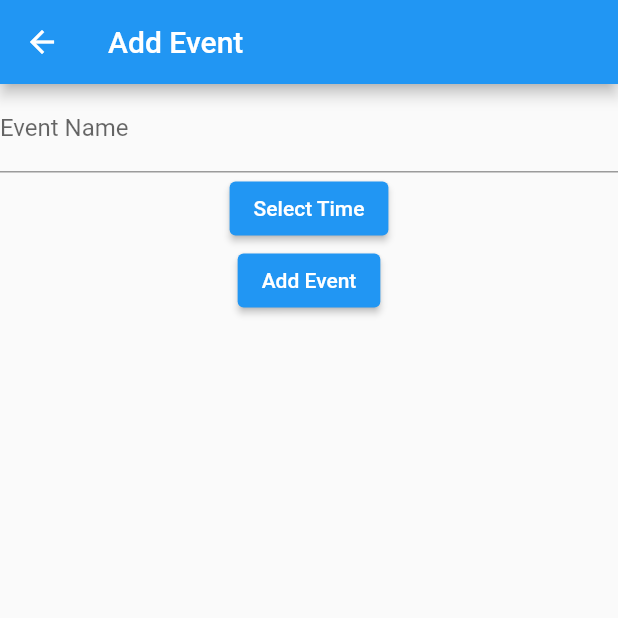
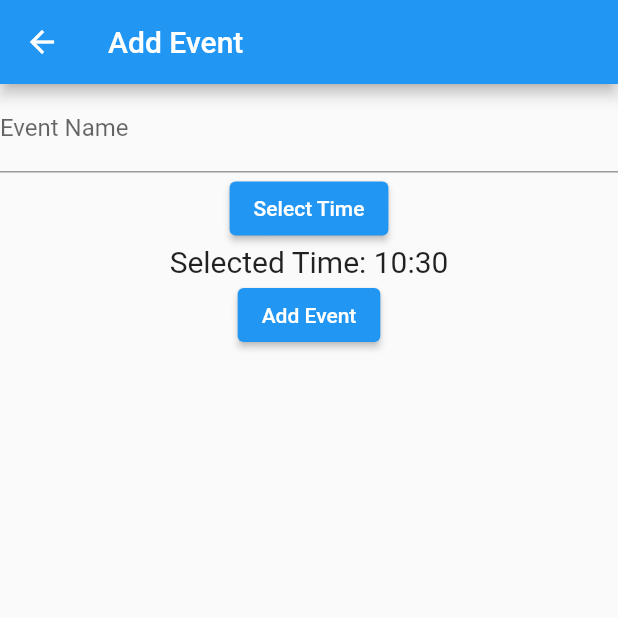
Before and after one commit to Ezhilarasan18/Flutter-upskill, a Flutter app: the CustomCal screen opened directly, after a tap on an icon or button, on a phone screen of 412 x 824 dp, the top half of it. Run offline on Flutter 3.47's test engine with Material 2 defaults, Android fonts, the phone set to English and light mode, and no system bars; our stand-ins replace bloc, flutter_bloc, syncfusion_flutter_calendar, table_calendar.

Commit message:
Bloc added

```diff
--- a/lib/interimeventnew/customaddevent.dart
+++ b/lib/interimeventnew/customaddevent.dart
@@ -13,7 +13,8 @@ class Customaddevent extends StatefulWidget {
 
 class _EventScreenState extends State<Customaddevent> {
   final _nameController = TextEditingController();
-  DateTime _selectedTime = DateTime.now();
+  // DateTime _selectedTime = DateTime.now();
+  TimeOfDay _selectedTime = TimeOfDay.now();
 
   @override
   void initState() {
@@ -23,6 +24,7 @@ class _EventScreenState extends State<Customaddevent> {
 
   @override
   Widget build(BuildContext context) {
+    // const _selectedTime=DateTime(0001-10-01 00:00:00.000);
     return Scaffold(
       appBar: AppBar(title: const Text('Add Event')),
       body: Column(
@@ -37,12 +39,19 @@ class _EventScreenState extends State<Customaddevent> {
             },
             child: const Text('Select Time'),
           ),
+           Text(
+              'Selected Time: ${_selectedTime.hour}:${_selectedTime.minute.toString().padLeft(2, '0')}',
+              style: const TextStyle(fontSize: 20),
+            ),
           ElevatedButton(
             onPressed: () {
               // final event = Event(_nameController.text, _selectedTime);
               // context.read<EventBloc>().addEvent(widget.selectedDate, event);
-               final event = Event(_nameController.text, _selectedTime,widget.selectedDate);
-              context.read<CustomEventBloc>().addEvent(event);
+              //  final event = Event(_nameController.text,_selectedTime.toString(),widget.selectedDate);
+              // context.read<CustomEventBloc>().addEvent(event);
+
+                final event = Event(_nameController.text,_selectedTime.toString(),widget.selectedDate);
+              context.read<CustomEventBloc>().add(ItemAddingEvent(event,widget.selectedDate));
               Navigator.pop(context);
             },
             child: const Text('Add Event'),
@@ -53,21 +62,32 @@ class _EventScreenState extends State<Customaddevent> {
   }
 
   Future<void> _selectTime(BuildContext context) async {
-    final pickedTime = await showTimePicker(
+    final  pickedTime = await showTimePicker(
       context: context,
-      initialTime: TimeOfDay.fromDateTime(_selectedTime),
+      initialTime: _selectedTime,
     );
-    if (pickedTime != null) {
+    print('pickedTime$pickedTime');
+     if (pickedTime != null) {
+    print('inside if');
+
       setState(() {
-        _selectedTime = DateTime(
-          // widget.selectedDate.year,
-          // widget.selectedDate.month,
-          // widget.selectedDate.day,
-          pickedTime.hour,
-          // pickedTime.minute,
-        );
-          print('_selectedTime$_selectedTime');
+        _selectedTime = pickedTime;
       });
-    }
+    // if (pickedTime != null) {
+    //   setState(() {
+    //     _selectedTime = DateTime(
+    //       // widget.selectedDate.year,
+    //       // widget.selectedDate.month,
+    //       // widget.selectedDate.day,
+    //       pickedTime.hour,
+    //       pickedTime.minute,
+    //     );
+    //      if (pickedTime != null && pickedTime != _selectedTime) {
+    //   setState(() {
+    //     _selectedTime = pickedTime;
+    //   });
+    //       print('_selectedTime$_selectedTime');
+    //   });
+    // }
   }
-}
+}}
--- a/lib/interimeventnew/customcal.dart
+++ b/lib/interimeventnew/customcal.dart
@@ -7,34 +7,53 @@ class CustomCal extends StatelessWidget {
   CustomCal({super.key});
   // List<int> days = List.generate(30, (index) => index + 1);
 
-  List<List<String>> days = List.generate(30, (index) {
-    return [];
-  });
+  // List<List<String>> days = List.generate(30, (index) {
+  //   return [];
+  // });
 
 // days=List.generate
 
+  String truncateText(String text) {
+    int maxLength = 5;
+    if (text.length <= maxLength) {
+      return text;
+    } else {
+      return text.substring(0, maxLength) + '...';
+    }
+  }
+
+  final List<String> items = ['Sun', 'Mon', 'Tue', 'Wed', 'Thu', 'Fri', 'Sat'];
   @override
   Widget build(BuildContext context) {
+    final CustomEventBloc eventBloc = BlocProvider.of<CustomEventBloc>(context);
     return Scaffold(
       appBar: AppBar(title: const Text('Calendar Example')),
-        body: Center(child: BlocBuilder<CustomEventBloc, List<Event>>(
+      body: Center(
+        child: BlocConsumer<CustomEventBloc, CustomState>(
+          bloc: eventBloc,
+          listener: (context, state) => {
+            if (state is ItemLoadingState)
+              {print('listener ItemLoadingState$state')}
+            else if (state is ItemLoadedState)
+              {}
+          },
+          listenWhen: (previous, current) {
+            return true;
+          },
+          buildWhen: (previous, current) {
+            return true;
+          },
           builder: (context, state) {
-              // print('state${state.first.name}');
-              // print('time${state.first.time}');
-              // print('time${state.first.eventdate}');
-
-
-         return GridView.builder(
+            return Center(
+              child: GridView.builder(
                 gridDelegate: const SliverGridDelegateWithFixedCrossAxisCount(
-              crossAxisCount: 5, // Number of days per row
+                  crossAxisCount: 7,
                 ),
-            itemCount: days.length,
+                itemCount: eventBloc.listData.length,
                 itemBuilder: (context, index) {
-              // return DayCard(day: days[index]);
                   return Material(
                     child: InkWell(
                         onTap: () {
-                      // Handle onTap event here
                           Navigator.push(
                               context,
                               MaterialPageRoute(
@@ -44,34 +63,50 @@ class CustomCal extends StatelessWidget {
                         child: Card(
                           child: Column(
                             children: [
+                              Column(
+                                children: [
                                   Center(
-                            child: Text((index + 1).toString(),),
+                                    child: Column(
+                                      children: [
+                                        Text(
+                                          (eventBloc.listData[index].eventdate
+                                              .toString()),
                                         ),
-                          // ..._getEventlist(state,index)
-
+                                         Text(truncateText
+                                          (eventBloc.listData[index].name),
+                                        ),
+                                        //    Text(
+                                        //   (eventBloc.listData[index].time),
+                                        // ),
+                                      ],
+                                    ),
+                                  )
+                                ],
+                              ),
                             ],
                           ),
                         )),
                   );
                 },
+              ),
             );
-        })));
+          },
+        ),
+      ),
+    );
   }
 
-  List<Widget> _getEventlist(List<Event> list,int index){
-    if(list[index].name.isNotEmpty){
-      List<Widget> eventList=[];
-
-eventList.add(  Text(list[index].name) );
-eventList.add(  Text(list[index].time.toString()) );
+  List<Widget> _getEventlist(List<Event> list, int index) {
+    print('List<Event>$list');
+    if (list[index].name.isNotEmpty) {
+      List<Widget> eventList = [];
+      eventList.add(Text(list[index].name));
+      eventList.add(Text(list[index].time.toString()));
       return eventList;
-
     }
     return [];
   }
 }
-
-
 
 // class DayCard extends StatelessWidget {
 //   final int day;
--- a/lib/interimeventnew/customeventbloc.dart
+++ b/lib/interimeventnew/customeventbloc.dart
@@ -1,21 +1,73 @@
 import 'package:flutter_bloc/flutter_bloc.dart';
 
-class CustomEventBloc extends Cubit<List<Event>> {
-  CustomEventBloc() : super([]);
+// class CustomEventBloc extends Cubit<ItemState> {
+//   CustomEventBloc() : super(ItemLoadingState());
 
+//   List<Event> updatedEvents = [];
+//   void addEvent(Event event) {
+//     updatedEvents.add(event);
+//     print('updatedEvents${updatedEvents.last.time}');
+//     emit(ItemLoadedState(updatedEvents));
+//   }
+// }
 
-    List<Event> updatedEvents=[];
-  void addEvent(Event event) {
-    updatedEvents.add(event);
-    print('updatedEvents$updatedEvents');
-    emit(updatedEvents);
+class CustomEventBloc extends Bloc<CustomEvent, CustomState> {
+  // List<Event> myList = generateList();
+
+  CustomEventBloc() : super(ItemLoadingState()) {
+    on<ItemAddingEvent>((event, emit) {
+      print('mapEventToState${event.event.name}');
+      print('mapEventToState eventdate${event.event.eventdate}');
+      print('mapEventToState time${event.event.time}');
+
+      emit(ItemLoadingState());
+      listData[event.index] = event.event;
+      final List<Event> updatedList = listData;
+      emit(ItemLoadedState(updatedList));
+    });
+  }
+
+  List<Event> listData = List.generate(30, (index) {
+    return Event('', '', index + 1);
+  });
+
+  // @override
+  Stream<CustomState> mapEventToState(CustomEvent event) async* {
+    print('mapEventToState');
+    if (event is ItemAddingEvent) {
+      print('mapEventToState');
+      listData[event.index] = event.event;
+      final List<Event> updatedList = listData;
+      yield ItemLoadedState(updatedList);
+    }
+
   }
 }
 
 class Event {
   final String name;
-  final DateTime time;
+  // final DateTime time;
+  final String time;
   final int eventdate;
 
-  Event(this.name, this.time,this.eventdate);
+  Event(this.name, this.time, this.eventdate);
 }
+
+abstract class CustomState {}
+
+class ItemLoadedState extends CustomState {
+  final List<Event> eventList;
+  ItemLoadedState(this.eventList);
+}
+
+class ItemLoadingState extends CustomState {}
+
+class ItemInitialState extends CustomState {}
+
+abstract class CustomEvent {}
+
+class ItemAddingEvent extends CustomEvent {
+  final Event event;
+  final int index;
+  ItemAddingEvent(this.event, this.index);
+}
--- a/pubspec.yaml
+++ b/pubspec.yaml
@@ -40,6 +40,8 @@ dependencies:
   http: ^1.1.0
   table_calendar: ^3.0.9
   syncfusion_flutter_calendar: ^22.2.9
+  flutter_number_picker: ^1.0.0
+  numberpicker: ^2.1.2
 
 dev_dependencies:
   flutter_test:
```
Also changed, not shown: lib/counterchecking/counting.dart (added, +51 -0 lines), lib/counterchecking/countingbloc.dart (added, +30 -0 lines), lib/main.dart (+39 -27 lines), lib/widget/flutter_bloc_home.dart (+109 -109 lines), lib/widget/timepicker.dart (added, +70 -0 lines), pubspec.lock. Lines whose indentation alone changed are shown as unchanged.
